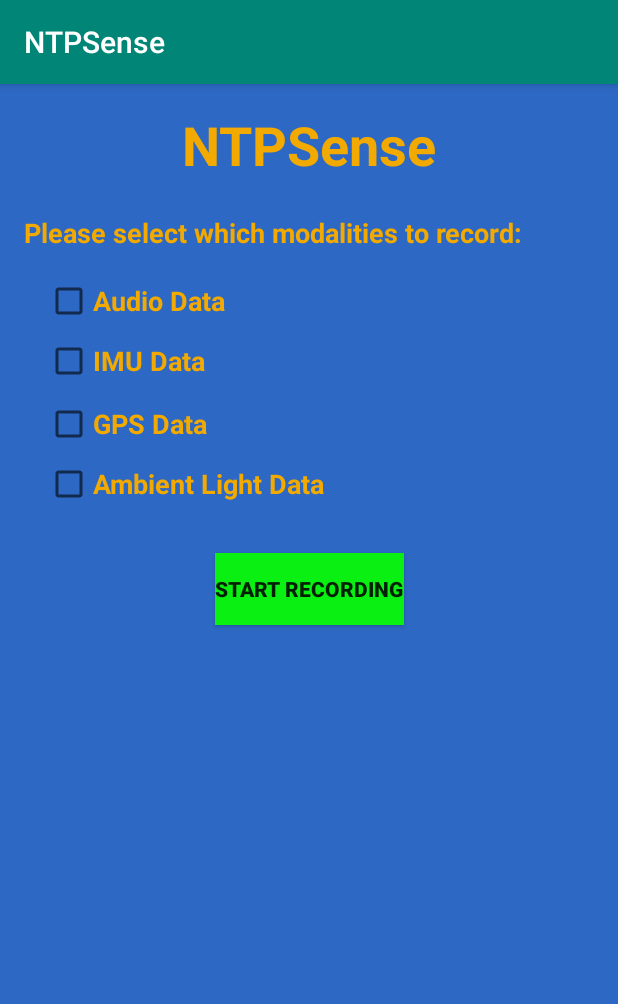
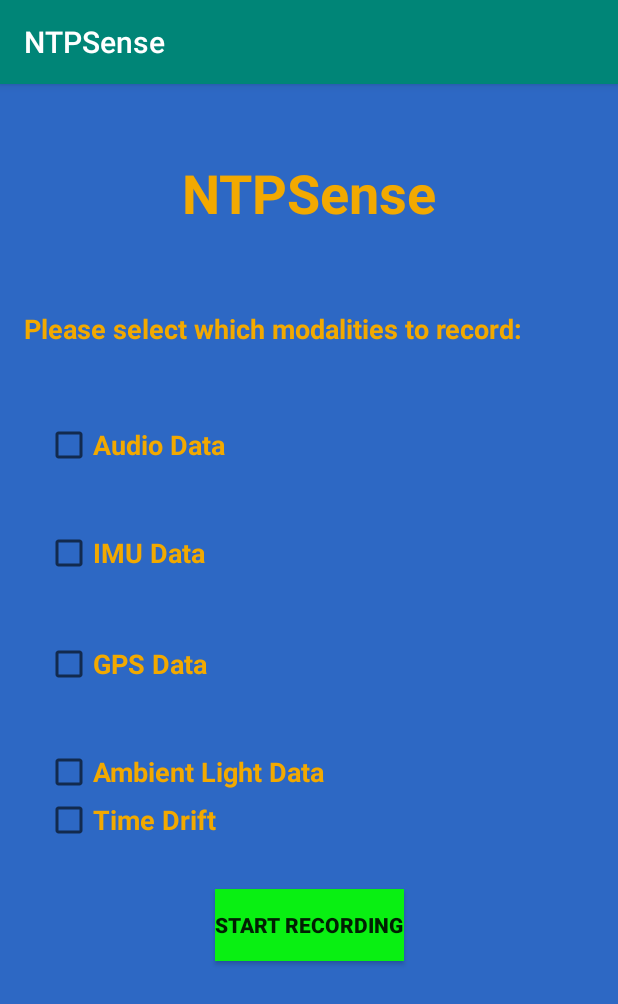
Before and after one commit to nesl/NTPSenseApp, an Android app: the screen it shows after launch (MainActivity), on a phone screen of 412 x 824 dp. Shown: the top 1004 px of the screen. Run offline under Robolectric (Android 15) with nearby library versions, the phone set to English and light mode, and no system bars.

Commit message:
Merging Time Drift Record functionality. The time drift record allows for recording the time drift explicitly. This is useful if another closed-source app is using system time.

```diff
--- a/app/src/main/java/com/nesl/main/MainActivity.java
+++ b/app/src/main/java/com/nesl/main/MainActivity.java
@@ -89,7 +89,7 @@
     private CheckBox cb_imu;
     private CheckBox cb_ambient;
     private CheckBox cb_gps;
-
+    private CheckBox cb_timeDrift;
 
 
     // Indicator for whether app is recording all checked modalities or not
@@ -110,7 +110,7 @@
         cb_imu = findViewById(R.id.checkBoxIMU);
         cb_ambient = findViewById(R.id.checkBoxAmbient);
         cb_gps = findViewById(R.id.checkBoxGPS);
-
+        cb_timeDrift = findViewById(R.id.checkBoxDriftRecorder);
     }
 
 
@@ -126,6 +126,7 @@
             cb_ambient.setEnabled(false);
             cb_audio.setEnabled(false);
             cb_gps.setEnabled(false);
+            cb_timeDrift.setEnabled(false);
             pb_Record.setVisibility(View.VISIBLE);
             tv_recordUpdate.setVisibility(View.VISIBLE);
         }
@@ -173,7 +174,7 @@
         }
 
         if(!isRecording) {
-            if(cb_imu.isChecked() || cb_audio.isChecked() || cb_ambient.isChecked() || cb_gps.isChecked()) {
+            if(cb_imu.isChecked() || cb_audio.isChecked() || cb_ambient.isChecked() || cb_gps.isChecked() ||  cb_timeDrift.isChecked()) {
 
                 //startService
                 bt_Record.setText("Stop Recording");
@@ -183,6 +184,7 @@
                 cb_ambient.setEnabled(false);
                 cb_audio.setEnabled(false);
                 cb_gps.setEnabled(false);
+                cb_timeDrift.setEnabled(false);
                 pb_Record.setVisibility(View.VISIBLE);
                 tv_recordUpdate.setVisibility(View.VISIBLE);
                 isRecording = true;
@@ -191,6 +193,7 @@
                 intent.putExtra("cb_imu", cb_imu.isChecked());
                 intent.putExtra("cb_audio", cb_audio.isChecked());
                 intent.putExtra("cb_gps", cb_gps.isChecked());
+                intent.putExtra( "cb_timeDrift", cb_timeDrift.isChecked());
                 startService(intent);
             }
         }else
@@ -205,6 +208,7 @@
             cb_ambient.setEnabled(true);
             cb_audio.setEnabled(true);
             cb_gps.setEnabled(true);
+            cb_timeDrift.setEnabled(true);
             Intent intent = new Intent(MainActivity.this, SensorRecordService.class);
             stopService(intent);
         }
--- a/app/src/main/java/com/nesl/main/SensorRecordService.java
+++ b/app/src/main/java/com/nesl/main/SensorRecordService.java
@@ -115,6 +115,7 @@
     private Boolean cb_imuIsChecked = false;
     private Boolean cb_ambientIsChecked = false;
     private Boolean cb_gpsIsChecked = false;
+    private Boolean cb_timeDriftIsChecked = false;
 
     public SensorRecordService() {
     }
@@ -140,6 +141,7 @@
         cb_imuIsChecked = intent.getExtras().getBoolean("cb_imu");
         cb_audioIsChecked= intent.getExtras().getBoolean("cb_audio");
         cb_gpsIsChecked = intent.getExtras().getBoolean("cb_gps");
+        cb_timeDriftIsChecked = intent.getExtras().getBoolean("cb_timeDrift");
 
         // Get default sensors
         sensorManager = (SensorManager) getSystemService(Context.SENSOR_SERVICE);
@@ -159,7 +161,7 @@
         //NTP Stuff
         //Starting the GoodClock library
         try{
-            goodClock = new GoodClock();
+            goodClock = new GoodClock(cb_timeDriftIsChecked);
             goodClock.start();
         }
         catch (Exception e)
--- a/app/src/main/res/layout/activity_main.xml
+++ b/app/src/main/res/layout/activity_main.xml
@@ -61,6 +61,18 @@
         app:layout_constraintBottom_toTopOf="@+id/checkBoxIMU"
         app:layout_constraintStart_toStartOf="@+id/textView2"
         app:layout_constraintTop_toBottomOf="@+id/textView2" />
+    <CheckBox
+        android:id="@+id/checkBoxDriftRecorder"
+        android:layout_width="wrap_content"
+        android:layout_height="wrap_content"
+        android:layout_marginBottom="30dp"
+        android:text="Time Drift"
+        android:textColor="#F2A900"
+        android:textSize="18sp"
+        android:textStyle="bold"
+        app:layout_constraintBottom_toTopOf="@+id/buttonRecord"
+        app:layout_constraintStart_toStartOf="@id/checkBoxAmbient"
+        app:layout_constraintTop_toBottomOf="@id/checkBoxAmbient" />
 
     <Button
         android:id="@+id/buttonRecord"
@@ -74,7 +86,7 @@
         app:layout_constraintBottom_toTopOf="@+id/progressBar"
         app:layout_constraintEnd_toEndOf="parent"
         app:layout_constraintStart_toStartOf="parent"
-        app:layout_constraintTop_toBottomOf="@+id/checkBoxAmbient" />
+        app:layout_constraintTop_toBottomOf="@+id/checkBoxDriftRecorder" />
 
     <TextView
         android:id="@+id/textView"
```
Also changed, not shown: app/src/main/java/com/nesl/ntpclasses/GoodClock.java (+101 -38 lines), 2 other files.
